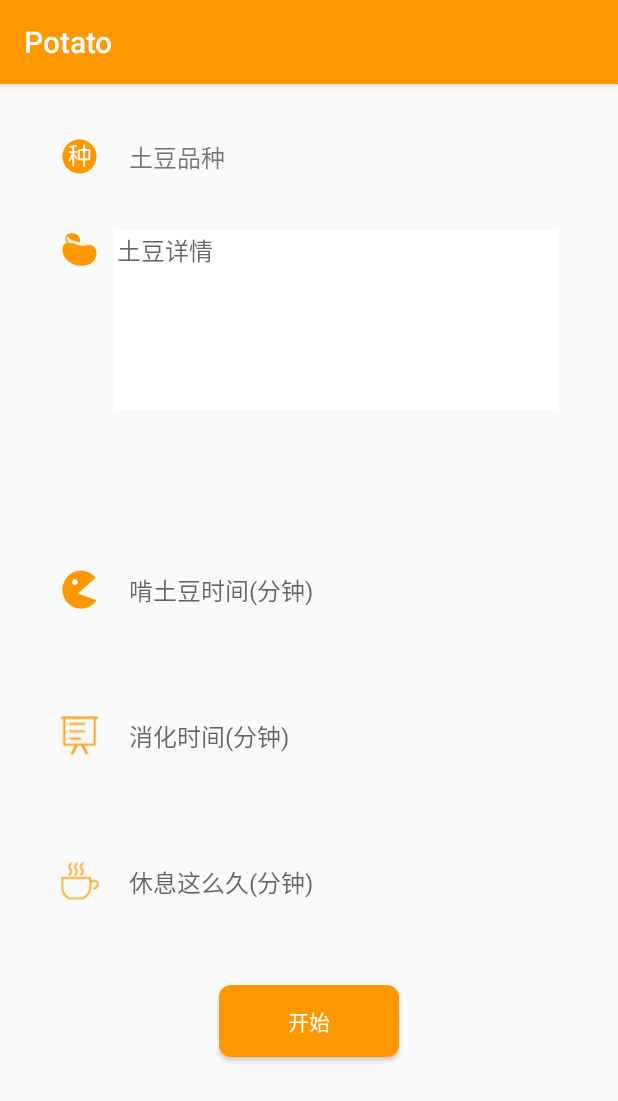
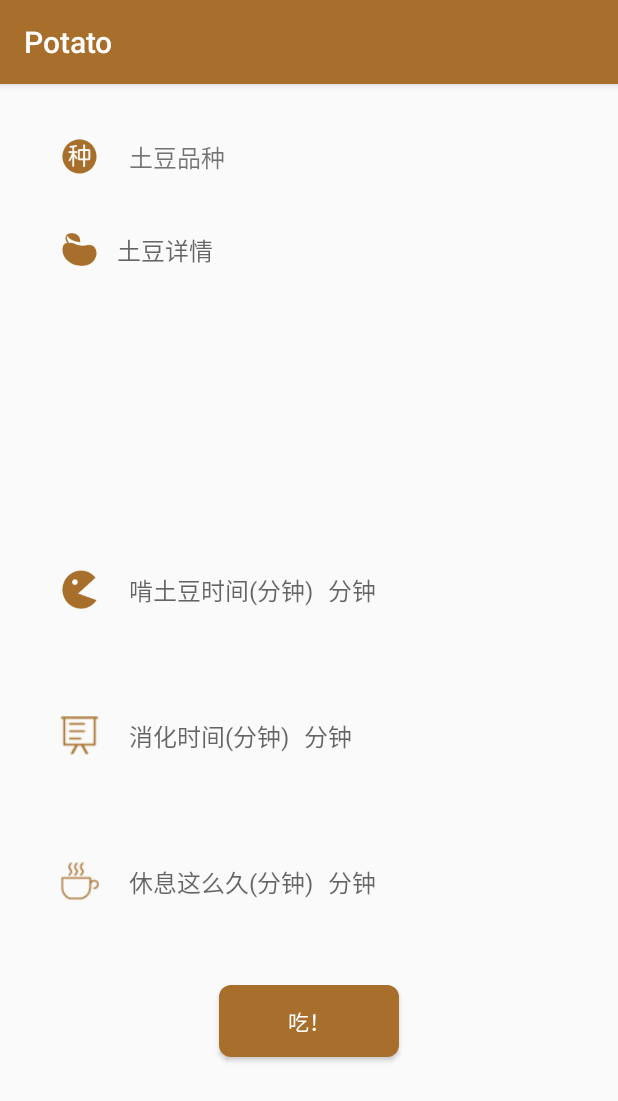
Before and after one commit to Levent-J/Potato, an Android app: the TaskDetailActivity screen opened directly, with no data from a screen before it, on a phone screen of 412 x 824 dp. Shown: the top 1101 px of the screen. Run offline under Robolectric (Android 15) with nearby library versions, the phone set to English and light mode, and no system bars; our stand-ins replace ButterKnife; 8 statements that could not run were skipped.

Commit message:
更改了主题颜色，加入了轮播图片

```diff
--- a/app/src/main/java/com/levent_j/potato/activity/MainActivity.java
+++ b/app/src/main/java/com/levent_j/potato/activity/MainActivity.java
@@ -67,13 +67,12 @@ public class MainActivity extends BaseActivity
     @Override
     protected void initData() {
 
-        //初始化adapter
+        /**初始化adapter*/
         adapter = new TaskAdapter(this);
         taskRecyclerView.setAdapter(adapter);
 
+        /**默认加载全部任务*/
         queryTasks(0);
-        //填充adapter
-
     }
 
     private void queryTasks(int state) {
--- a/app/src/main/java/com/levent_j/potato/activity/TaskDetailActivity.java
+++ b/app/src/main/java/com/levent_j/potato/activity/TaskDetailActivity.java
@@ -3,7 +3,10 @@ package com.levent_j.potato.activity;
 import android.content.DialogInterface;
 import android.os.Message;
 import android.os.Vibrator;
+import android.support.v7.app.AlertDialog;
+import android.util.Log;
 import android.view.View;
+import android.widget.ImageView;
 import android.widget.LinearLayout;
 import android.widget.RelativeLayout;
 import android.widget.TextView;
@@ -12,7 +15,6 @@ import com.levent_j.potato.R;
 import com.levent_j.potato.base.BaseActivity;
 import com.levent_j.potato.bean.Task;
 import com.levent_j.potato.utils.Util;
-import com.levent_j.potato.widget.CustomDialog;
 
 import java.util.Timer;
 import java.util.TimerTask;
@@ -24,21 +26,20 @@ import butterknife.OnClick;
  * Created by levent_j on 16-7-12.
  */
 public class TaskDetailActivity extends BaseActivity{
-    @Bind(R.id.tv_task_title)
-    TextView title;
+    @Bind(R.id.tv_task_title) TextView title;
     @Bind(R.id.tv_task_message) TextView content;
     @Bind(R.id.tv_task_duration_study) TextView durationStudy;
     @Bind(R.id.tv_task_duration_review) TextView durationReview;
     @Bind(R.id.tv_task_duration_rest) TextView durationRest;
-    @Bind(R.id.rl_show)
-    RelativeLayout imgLayout;
-    @Bind(R.id.ll_layout)
-    LinearLayout taskLayout;
+    @Bind(R.id.rl_show) RelativeLayout imgLayout;
+    @Bind(R.id.ll_layout) LinearLayout taskLayout;
+    @Bind(R.id.iv_img) ImageView showImg;
 
     private Timer timer;
     private TimerTask AfterStudyTask;
     private TimerTask AfterReviewTask;
     private TimerTask AfterRestTask;
+    private TimerTask ImgChangeTask;
     private android.os.Handler handler;
 
     private double StudyDuration;
@@ -47,17 +48,27 @@ public class TaskDetailActivity extends BaseActivity{
 
     private boolean canBack = true;
 
-    //振动器
+    /**振动器*/
     private Vibrator vibrator;
 
-    //振动时间
-    private long[] vibratorTimes = new long[]{1000,1000};
+    /**振动时间*/
+    private final static long[] VIBRATOR_TIMES = new long[]{1000,1000};
+    /**图片变换时间*/
+    private final static int CHANGE_IMG_DELAYS = 10000;
+    private final static int CHANGE_IMG_PERIOD = 10000;
 
-    //弹出框
-    private CustomDialog.Builder builder;
+    /**图片资源*/
+    private int[] imgs = {
+            R.drawable.show_1,
+            R.drawable.show_2,
+            R.drawable.show_3,
+            R.drawable.show_4,
+            R.drawable.show_5,
+            R.drawable.show_6,
+    };
 
-    //任务Task
-//    private Task task;
+    private int imgIndex = 1;
+
     private Long id;
 
     @Override
@@ -73,13 +84,14 @@ public class TaskDetailActivity extends BaseActivity{
 
         title.setText(task.getTitle());
         content.setText(task.getMessage());
-        durationStudy.setText(String.valueOf((int)task.getStudy())+"分钟");
-        durationReview.setText(String.valueOf((int)task.getReview())+"分钟");
-        durationRest.setText(String.valueOf((int)task.getRest())+"分钟");
+        durationStudy.setText(String.valueOf((int)task.getStudy()));
+        durationReview.setText(String.valueOf((int)task.getReview()));
+        durationRest.setText(String.valueOf((int)task.getRest()));
 
         StudyDuration = task.getStudy();
         ReviewDuration = task.getReview();
         RestDuration = task.getRest();
+
     }
 
 
@@ -93,36 +105,47 @@ public class TaskDetailActivity extends BaseActivity{
                 super.handleMessage(msg);
                 switch (msg.what){
                     case 1:
-                        startVibrator("学习完毕");
+                        startVibrator("该消化啦！");
                         break;
                     case 2:
-                        startVibrator("复习完毕");
+                        startVibrator("该休息啦！");
                         break;
                     case 3:
-                        startVibrator("休息完毕");
+                        startVibrator("任务完成！");
+                        break;
+                    case 4:
+                        if (imgIndex>5){
+                            imgIndex=0;
+                        }
+                        Log.e("IMG","index="+imgIndex);
+                        showImg.setImageResource(imgs[imgIndex]);
+                        imgIndex++;
                         break;
                 }
 
             }
         };
+
+
     }
 
     private void startVibrator(final String s) {
 
-        //开始振动
-        vibrator.vibrate(vibratorTimes, 0);
+        /**开始振动*/
+        vibrator.vibrate(VIBRATOR_TIMES, 0);
 
-        CustomDialog.Builder builder = new CustomDialog.Builder(this);
-        CustomDialog customDialog = builder.setTitle("")
-                .setMessage("关闭振动吧！")
-                .setPositiveButton("确定", new DialogInterface.OnClickListener() {
+        /**创建dialog并监听返回键*/
+        AlertDialog.Builder builder = new AlertDialog.Builder(this);
+        builder.setTitle("醒一醒～")
+                .setMessage(s)
+                .setPositiveButton("好的", new DialogInterface.OnClickListener() {
                     @Override
                     public void onClick(DialogInterface dialog, int which) {
                         dialog.dismiss();
                         vibrator.cancel();
-                        if (s.equals("学习完毕")) {
+                        if (s.equals("该消化啦！")) {
                             timer.schedule(AfterReviewTask, Util.Minute2Second(ReviewDuration));
-                        } else if (s.equals("复习完毕")) {
+                        } else if (s.equals("该休息啦！")) {
                             timer.schedule(AfterRestTask, Util.Minute2Second(RestDuration));
                         } else {
                             taskLayout.setVisibility(View.VISIBLE);
@@ -131,13 +154,39 @@ public class TaskDetailActivity extends BaseActivity{
                         }
                     }
                 })
-                .create();
+                .setCancelable(false)
+                .create()
+                .setCanceledOnTouchOutside(false);
+        builder.show();
 
-        customDialog.setCanceledOnTouchOutside(false);
-        customDialog.show();
+//        CustomDialog.Builder builder = new CustomDialog.Builder(this);
+//        CustomDialog customDialog = builder
+//                .setTitle("醒一醒～")
+//                .setMessage(s)
+//                .setPositiveButton("好的", new DialogInterface.OnClickListener() {
+//                    @Override
+//                    public void onClick(DialogInterface dialog, int which) {
+//                        dialog.dismiss();
+//                        vibrator.cancel();
+//                        if (s.equals("该消化啦！")) {
+//                            timer.schedule(AfterReviewTask, Util.Minute2Second(ReviewDuration));
+//                        } else if (s.equals("该休息啦！")) {
+//                            timer.schedule(AfterRestTask, Util.Minute2Second(RestDuration));
+//                        } else {
+//                            taskLayout.setVisibility(View.VISIBLE);
+//                            imgLayout.setVisibility(View.GONE);
+//                            canBack = true;
+//                        }
+//                    }
+//                })
+//                .create();
+//        customDialog.setCancelable(false);
+//        customDialog.setCanceledOnTouchOutside(false);
+//        customDialog.show();
     }
 
 
+    /**初始化所有task*/
     private void initTask() {
         AfterStudyTask = new TimerTask() {
             @Override
@@ -165,12 +214,22 @@ public class TaskDetailActivity extends BaseActivity{
                 handler.sendMessage(message);
             }
         };
+
+        ImgChangeTask = new TimerTask() {
+            @Override
+            public void run() {
+                Message message = new Message();
+                message.what =4;
+                handler.sendMessage(message);
+            }
+        };
     }
 
     @Override
     protected void setListener() {
     }
 
+    /**开始所有计时任务*/
     @OnClick(R.id.btn_task_start)
     public void startTask(View view){
         initTask();
@@ -178,6 +237,7 @@ public class TaskDetailActivity extends BaseActivity{
         taskLayout.setVisibility(View.GONE);
         canBack=false;
         timer.schedule(AfterStudyTask,  Util.Minute2Second(StudyDuration));
+        timer.schedule(ImgChangeTask, CHANGE_IMG_DELAYS,CHANGE_IMG_PERIOD);
         changeTaskState();
     }
 
--- a/app/src/main/java/com/levent_j/potato/adapter/TaskAdapter.java
+++ b/app/src/main/java/com/levent_j/potato/adapter/TaskAdapter.java
@@ -29,9 +29,8 @@ import butterknife.ButterKnife;
  */
 public class TaskAdapter extends BaseAdapter<Task,TaskAdapter.mViewHolder>{
 
-//    private int[] colors = new int[]{R.color.task_bg_1,R.color.task_bg_2,R.color.task_bg_3,R.color.task_bg_4,R.color.task_bg_5};
     private String[] colors = new String[]{
-        "#FF7801","#FFAA20","#EAB122"
+        "#8c591c","#8F5E22","#c18a46"
 };
 
     public TaskAdapter(Context context) {
--- a/app/src/main/java/com/levent_j/potato/base/BaseActivity.java
+++ b/app/src/main/java/com/levent_j/potato/base/BaseActivity.java
@@ -3,6 +3,8 @@ package com.levent_j.potato.base;
 import android.content.Context;
 import android.support.v7.app.AppCompatActivity;
 import android.os.Bundle;
+import android.view.Window;
+import android.view.WindowManager;
 
 import butterknife.ButterKnife;
 
--- a/app/src/main/java/com/levent_j/potato/utils/Util.java
+++ b/app/src/main/java/com/levent_j/potato/utils/Util.java
@@ -5,11 +5,13 @@ package com.levent_j.potato.utils;
  */
 public class Util {
     private static int num = 0;
+    /**将秒转换为分钟*/
     public static int Minute2Second(double minute){
         //*60000
-        return (int)minute*5000;
+        return (int)minute*1000;
     }
 
+    /**创建伪随机数*/
     public static int createRandomColor(){
         if (num<3){
             return num++;
--- a/app/src/main/res/layout/activity_task_detail.xml
+++ b/app/src/main/res/layout/activity_task_detail.xml
@@ -1,24 +1,20 @@
 <?xml version="1.0" encoding="utf-8"?>
-<FrameLayout
-    xmlns:android="http://schemas.android.com/apk/res/android"
+<FrameLayout xmlns:android="http://schemas.android.com/apk/res/android"
     android:layout_width="match_parent"
     android:layout_height="match_parent"
+    xmlns:app="http://schemas.android.com/apk/res-auto"
     android:id="@+id/container">
     <RelativeLayout
         android:visibility="gone"
         android:layout_width="match_parent"
         android:layout_height="match_parent"
         android:id="@+id/rl_show"
-        android:background="@color/colorPrimary">
-        <TextView
-            android:gravity="center"
-            android:textSize="20sp"
-            android:textColor="@color/btn_text_white"
-            android:text="假装有图片"
-            android:layout_width="wrap_content"
-            android:layout_height="wrap_content"
-            android:layout_centerVertical="true"
-            android:layout_centerHorizontal="true" />
+        android:background="@color/btn_bg_white">
+        <ImageView
+            android:layout_width="match_parent"
+            android:layout_height="match_parent"
+            android:src="@drawable/show_1"
+            android:id="@+id/iv_img"/>
     </RelativeLayout>
     <LinearLayout
         android:layout_marginLeft="20dp"
@@ -77,8 +73,6 @@
                 android:paddingBottom="1dp"
                 android:paddingRight="2dp"
                 android:gravity="left|top"
-                android:backgroundTint="@color/btn_bg_white"
-                android:background="@drawable/editor_border"
                 android:id="@+id/tv_task_message"
                 android:layout_width="match_parent"
                 android:layout_height="120dp"
@@ -91,7 +85,7 @@
             android:layout_width="match_parent"
             android:layout_height="wrap_content"
             android:orientation="horizontal"
-            android:gravity="center"
+            android:gravity="center|left"
             android:layout_weight="0.15">
             <ImageView
                 android:src="@drawable/ic_eat"
@@ -105,9 +99,18 @@
                 android:singleLine="true"
                 android:inputType="number"
                 android:id="@+id/tv_task_duration_study"
-                android:layout_width="match_parent"
+                android:layout_width="wrap_content"
                 android:layout_height="wrap_content"
                 android:hint="啃土豆时间(分钟)"/>
+            <TextView
+                android:textColor="@color/colorPrimary"
+                android:textSize="16sp"
+                android:paddingLeft="10dp"
+                android:singleLine="true"
+                android:inputType="number"
+                android:layout_width="wrap_content"
+                android:layout_height="wrap_content"
+                android:hint="分钟"/>
         </LinearLayout>
 
         <LinearLayout
@@ -117,7 +120,8 @@
             android:layout_width="match_parent"
             android:layout_height="wrap_content"
             android:orientation="horizontal"
-            android:gravity="center">
+            android:gravity="center|left"
+            >
             <ImageView
                 android:src="@drawable/ic_review"
                 android:tint="@color/colorPrimary"
@@ -130,9 +134,18 @@
                 android:singleLine="true"
                 android:inputType="number"
                 android:id="@+id/tv_task_duration_review"
-                android:layout_width="match_parent"
+                android:layout_width="wrap_content"
                 android:layout_height="wrap_content"
                 android:hint="消化时间(分钟)"/>
+            <TextView
+                android:textColor="@color/colorPrimary"
+                android:textSize="16sp"
+                android:paddingLeft="10dp"
+                android:singleLine="true"
+                android:inputType="number"
+                android:layout_width="wrap_content"
+                android:layout_height="wrap_content"
+                android:hint="分钟"/>
         </LinearLayout>
 
         <LinearLayout
@@ -142,7 +155,7 @@
             android:layout_width="match_parent"
             android:layout_height="wrap_content"
             android:orientation="horizontal"
-            android:gravity="center">
+            android:gravity="center|left">
             <ImageView
                 android:src="@drawable/ic_rest"
                 android:tint="@color/colorPrimary"
@@ -155,9 +168,18 @@
                 android:singleLine="true"
                 android:inputType="number"
                 android:id="@+id/tv_task_duration_rest"
-                android:layout_width="match_parent"
+                android:layout_width="wrap_content"
                 android:layout_height="wrap_content"
                 android:hint="休息这么久(分钟)"/>
+            <TextView
+                android:textColor="@color/colorPrimary"
+                android:textSize="16sp"
+                android:paddingLeft="10dp"
+                android:singleLine="true"
+                android:inputType="number"
+                android:layout_width="wrap_content"
+                android:layout_height="wrap_content"
+                android:hint="分钟"/>
         </LinearLayout>
         <Button
             android:textColor="@color/btn_text_white"
@@ -165,7 +187,7 @@
             android:layout_width="120dp"
             android:layout_height="wrap_content"
             android:id="@+id/btn_task_start"
-            android:text="开始"
+            android:text="吃！"
             android:layout_gravity="center_horizontal"
             android:layout_marginTop="20dp" />
         </LinearLayout>
--- a/app/src/main/res/values/colors.xml
+++ b/app/src/main/res/values/colors.xml
@@ -1,17 +1,17 @@
 <?xml version="1.0" encoding="utf-8"?>
 <resources>
-    <color name="colorPrimary">#FF9800</color>
-    <color name="colorPrimaryDark">#F57C00</color>
-    <color name="colorPrimaryLight">#FFE0B2</color>
-    <color name="colorAccent">#FFC107</color>
-    <color name="colorDivider">#B6B6B6</color>
+    <color name="colorPrimary">#a76f2b</color>
+    <color name="colorPrimaryDark">#8c591c</color>
+    <color name="colorPrimaryLight">#c18a46</color>
+    <color name="colorAccent">#a76f2b</color>
+    <color name="colorDivider">#b6b6b6</color>
 
     <color name="btn_text_white">#ffffff</color>
     <color name="btn_bg_white">#ffffff</color>
 
-    <color name="task_bg_1">#ff7801</color>
-    <color name="task_bg_2">#ffaa20</color>
-    <color name="task_bg_3">#eab122</color>
-    <color name="task_bg_4">#ffdb3d</color>
-    <color name="task_bg_5">#ffee58</color>
+    <color name="task_bg_1">#744915</color>
+    <color name="task_bg_2">#8F5E22</color>
+    <color name="task_bg_3">#744b19</color>
+    <color name="task_bg_4">#c18a46</color>
+    <color name="task_bg_5">#c2873d</color>
 </resources>
```
Also changed, not shown: app/src/main/res/layout/activity_editor.xml (+34 -6 lines), app/src/main/res/layout/custom_dialog.xml (+5 -4 lines), app/src/main/res/drawable/show_1.png (added), app/src/main/res/drawable/show_2.png (added), app/src/main/res/drawable/show_3.png (added), app/src/main/res/drawable/show_4.png (added), app/src/main/res/drawable/show_5.png (added), app/src/main/res/drawable/show_6.png (added).
